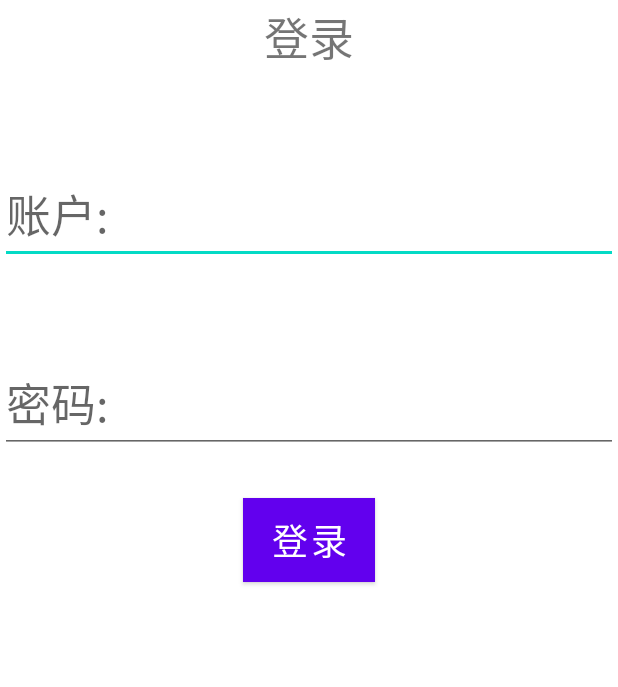
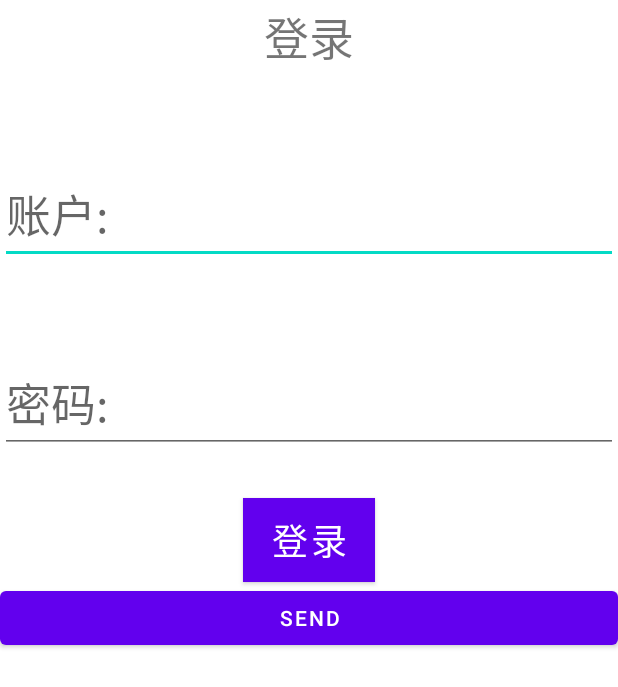
Before and after one commit to 0xWilliamWang/simultanceous-video-playback-android, an Android app: the layout login.xml on its own in the app's theme, with its tools: preview values and no code run, on a phone screen of 412 x 824 dp. Shown: the top 687 px of the screen. Run offline under Robolectric (Android 15) with nearby library versions, the phone set to English and light mode, and no system bars.

```diff
--- a/app/build.gradle
+++ b/app/build.gradle
@@ -42,8 +42,7 @@ dependencies {
     implementation 'androidx.appcompat:appcompat:1.3.0'
     implementation 'com.google.android.material:material:1.4.0'
     implementation 'androidx.constraintlayout:constraintlayout:2.0.4'
-    implementation 'com.squareup.okhttp3:okhttp-bom:4.1.0'
-
+    implementation 'com.squareup.okhttp3:okhttp:4.9.1'
     testImplementation 'junit:junit:4.+'
     androidTestImplementation 'androidx.test.ext:junit:1.1.2'
     androidTestImplementation 'androidx.test.espresso:espresso-core:3.4.0'
--- a/app/src/main/res/layout/login.xml
+++ b/app/src/main/res/layout/login.xml
@@ -41,4 +41,19 @@
         android:text="@string/login"
         android:layout_marginTop="30sp"
         android:layout_gravity="center"/>
+
+    <Button
+        android:id="@+id/send"
+        android:text="Send"
+        android:layout_width="match_parent"
+        android:layout_height="wrap_content"/>
+
+    <ScrollView
+        android:layout_width="match_parent"
+        android:layout_height="match_parent" >
+        <TextView
+            android:id="@+id/response"
+            android:layout_width="match_parent"
+            android:layout_height="wrap_content"/>
+    </ScrollView>
 </LinearLayout>
```
Also changed, not shown: app/src/main/AndroidManifest.xml (+5 -3 lines), app/src/main/java/com/example/practiceandroid/MainActivity.kt (+37 -6 lines), app/src/main/java/com/example/practiceandroid/video.kt (+0 -40 lines).
